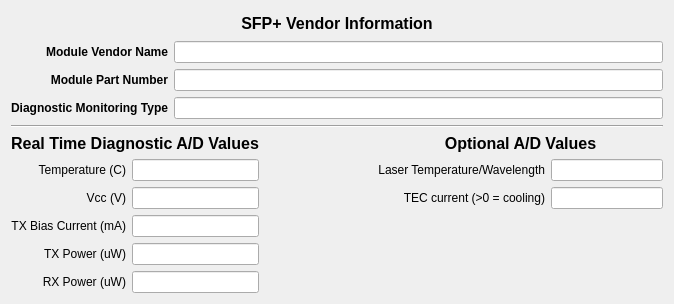
Above: src/resources/ui_files/monitor_dialog.ui from CMillions/Cloudplug-Control before the change. Below: the same form after it.
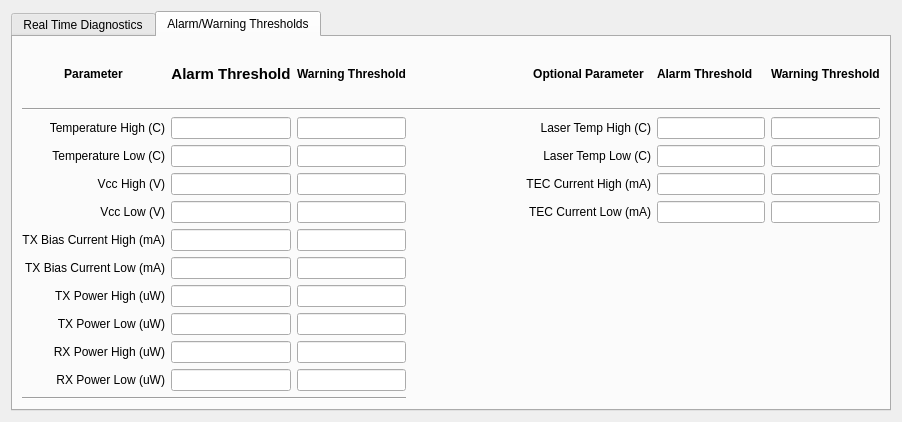
That is the form after the change. The open tabs and pages were chosen to show the change.

```diff
--- a/src/resources/ui_files/monitor_dialog.ui
+++ b/src/resources/ui_files/monitor_dialog.ui
@@ -6,8 +6,8 @@
    <rect>
     <x>0</x>
     <y>0</y>
-    <width>674</width>
-    <height>304</height>
+    <width>902</width>
+    <height>422</height>
    </rect>
   </property>
   <property name="windowTitle">
@@ -18,6 +18,16 @@
   </property>
   <layout class="QGridLayout" name="gridLayout_4">
    <item row="0" column="0">
+    <widget class="QTabWidget" name="tabWidget">
+     <property name="currentIndex">
+      <number>0</number>
+     </property>
+     <widget class="QWidget" name="tab">
+      <attribute name="title">
+       <string>Real Time Diagnostics</string>
+      </attribute>
+      <layout class="QGridLayout" name="gridLayout_6">
+       <item row="0" column="0">
     <layout class="QGridLayout" name="gridLayout_2">
      <item row="0" column="0">
       <layout class="QGridLayout" name="gridLayout_3">
@@ -137,22 +147,34 @@
            </property>
           </widget>
          </item>
-         <item row="2" column="2">
-          <spacer name="horizontalSpacer">
-           <property name="orientation">
-            <enum>Qt::Horizontal</enum>
-           </property>
-           <property name="sizeHint" stdset="0">
-            <size>
-             <width>40</width>
-             <height>20</height>
-            </size>
-           </property>
-          </spacer>
-         </item>
-         <item row="1" column="4">
+             <item row="1" column="2">
+              <widget class="QLabel" name="label_7">
+               <property name="font">
+                <font>
+                 <weight>50</weight>
+                 <bold>false</bold>
+                </font>
+               </property>
+               <property name="text">
+                <string>Laser Temperature/Wavelength</string>
+               </property>
+               <property name="alignment">
+                <set>Qt::AlignRight|Qt::AlignTrailing|Qt::AlignVCenter</set>
+               </property>
+              </widget>
+             </item>
+             <item row="1" column="3">
           <widget class="QLineEdit" name="laserTempLineEdit"/>
          </item>
+             <item row="2" column="3">
+              <widget class="QLineEdit" name="tecCurrentLineEdit"/>
+             </item>
+             <item row="2" column="1">
+              <widget class="QLineEdit" name="vccLineEdit"/>
+             </item>
+             <item row="5" column="1">
+              <widget class="QLineEdit" name="rxPowerLineEdit"/>
+             </item>
          <item row="4" column="0">
           <widget class="QLabel" name="txPowerLabel">
            <property name="font">
@@ -169,22 +191,6 @@
            </property>
           </widget>
          </item>
-         <item row="1" column="3">
-          <widget class="QLabel" name="label_7">
-           <property name="font">
-            <font>
-             <weight>50</weight>
-             <bold>false</bold>
-            </font>
-           </property>
-           <property name="text">
-            <string>Laser Temperature/Wavelength</string>
-           </property>
-           <property name="alignment">
-            <set>Qt::AlignRight|Qt::AlignTrailing|Qt::AlignVCenter</set>
-           </property>
-          </widget>
-         </item>
          <item row="3" column="0">
           <widget class="QLabel" name="txBiasCurrentLabel">
            <property name="font">
@@ -234,7 +240,7 @@
             </font>
            </property>
            <property name="text">
-            <string>Real Time Diagnostic A/D Values</string>
+                <string>Real Time Diagnostic Values</string>
            </property>
            <property name="alignment">
             <set>Qt::AlignCenter</set>
@@ -244,7 +250,33 @@
          <item row="4" column="1">
           <widget class="QLineEdit" name="txPowerLineEdit"/>
          </item>
-         <item row="0" column="3" colspan="2">
+             <item row="3" column="1">
+              <widget class="QLineEdit" name="txBiasCurrentLineEdit"/>
+             </item>
+             <item row="2" column="0">
+              <widget class="QLabel" name="vccLabel">
+               <property name="font">
+                <font>
+                 <weight>50</weight>
+                 <bold>false</bold>
+                </font>
+               </property>
+               <property name="text">
+                <string>Vcc (V)</string>
+               </property>
+               <property name="alignment">
+                <set>Qt::AlignRight|Qt::AlignTrailing|Qt::AlignVCenter</set>
+               </property>
+              </widget>
+             </item>
+             <item row="1" column="1">
+              <widget class="QLineEdit" name="temperatureLineEdit">
+               <property name="enabled">
+                <bool>true</bool>
+               </property>
+              </widget>
+             </item>
+             <item row="0" column="2" colspan="2">
           <widget class="QLabel" name="label_6">
            <property name="font">
             <font>
@@ -254,14 +286,14 @@
             </font>
            </property>
            <property name="text">
-            <string>Optional A/D Values</string>
+                <string>Optional Diagnostic Values</string>
            </property>
            <property name="alignment">
             <set>Qt::AlignCenter</set>
            </property>
           </widget>
          </item>
-         <item row="2" column="3">
+             <item row="2" column="2">
           <widget class="QLabel" name="label_8">
            <property name="font">
             <font>
@@ -277,11 +309,34 @@
            </property>
           </widget>
          </item>
-         <item row="2" column="4">
-          <widget class="QLineEdit" name="tecCurrentLineEdit"/>
-         </item>
-        </layout>
-       </item>
+            </layout>
+           </item>
+           <item row="1" column="0">
+            <widget class="QLabel" name="label">
+             <property name="font">
+              <font>
+               <weight>75</weight>
+               <bold>true</bold>
+              </font>
+             </property>
+             <property name="layoutDirection">
+              <enum>Qt::LeftToRight</enum>
+             </property>
+             <property name="text">
+              <string>Module Vendor Name</string>
+             </property>
+             <property name="alignment">
+              <set>Qt::AlignRight|Qt::AlignTrailing|Qt::AlignVCenter</set>
+             </property>
+            </widget>
+           </item>
+           <item row="2" column="1">
+            <widget class="QLineEdit" name="lineEdit_2">
+             <property name="enabled">
+              <bool>true</bool>
+             </property>
+            </widget>
+           </item>
        <item row="2" column="0">
         <widget class="QLabel" name="label_2">
          <property name="font">
@@ -298,16 +353,395 @@
          </property>
         </widget>
        </item>
-       <item row="4" column="0" colspan="2">
-        <widget class="Line" name="line">
+           <item row="0" column="0" colspan="2">
+            <widget class="QLabel" name="label_5">
+             <property name="font">
+              <font>
+               <pointsize>12</pointsize>
+               <weight>75</weight>
+               <bold>true</bold>
+              </font>
+             </property>
+             <property name="text">
+              <string>SFP+ Vendor Information</string>
+             </property>
+             <property name="alignment">
+              <set>Qt::AlignCenter</set>
+             </property>
+            </widget>
+           </item>
+           <item row="3" column="0">
+            <widget class="QLabel" name="label_3">
+             <property name="font">
+              <font>
+               <weight>75</weight>
+               <bold>true</bold>
+              </font>
+             </property>
+             <property name="text">
+              <string>Diagnostic Monitoring Type</string>
+             </property>
+             <property name="alignment">
+              <set>Qt::AlignRight|Qt::AlignTrailing|Qt::AlignVCenter</set>
+             </property>
+            </widget>
+           </item>
+          </layout>
+         </item>
+        </layout>
+       </item>
+      </layout>
+     </widget>
+     <widget class="QWidget" name="tab_2">
+      <attribute name="title">
+       <string>Alarm/Warning Thresholds</string>
+      </attribute>
+      <layout class="QGridLayout" name="gridLayout_7">
+       <item row="7" column="2">
+        <widget class="QLineEdit" name="txBiasHighWarnLineEdit"/>
+       </item>
+       <item row="8" column="2">
+        <widget class="QLineEdit" name="txBiasLowWarnLineEdit"/>
+       </item>
+       <item row="10" column="0">
+        <widget class="QLabel" name="label_18">
+         <property name="text">
+          <string>TX Power Low (uW)</string>
+         </property>
+         <property name="alignment">
+          <set>Qt::AlignRight|Qt::AlignTrailing|Qt::AlignVCenter</set>
+         </property>
+        </widget>
+       </item>
+       <item row="4" column="0">
+        <widget class="QLabel" name="label_12">
+         <property name="text">
+          <string>Temperature Low (C)</string>
+         </property>
+         <property name="alignment">
+          <set>Qt::AlignRight|Qt::AlignTrailing|Qt::AlignVCenter</set>
+         </property>
+        </widget>
+       </item>
+       <item row="5" column="1">
+        <widget class="QLineEdit" name="vccHighAlarmLineEdit"/>
+       </item>
+       <item row="0" column="6">
+        <widget class="QLabel" name="label_28">
+         <property name="font">
+          <font>
+           <weight>75</weight>
+           <bold>true</bold>
+          </font>
+         </property>
+         <property name="text">
+          <string>Warning Threshold</string>
+         </property>
+        </widget>
+       </item>
+       <item row="7" column="0">
+        <widget class="QLabel" name="label_15">
+         <property name="text">
+          <string>TX Bias Current High (mA)</string>
+         </property>
+         <property name="alignment">
+          <set>Qt::AlignRight|Qt::AlignTrailing|Qt::AlignVCenter</set>
+         </property>
+        </widget>
+       </item>
+       <item row="5" column="2">
+        <widget class="QLineEdit" name="vccHighWarnLineEdit"/>
+       </item>
+       <item row="3" column="6">
+        <widget class="QLineEdit" name="laserTempHighWarnLineEdit"/>
+       </item>
+       <item row="3" column="2">
+        <widget class="QLineEdit" name="tempHighWarnLineEdit"/>
+       </item>
+       <item row="10" column="2">
+        <widget class="QLineEdit" name="txPowerLowWarnLineEdit"/>
+       </item>
+       <item row="3" column="4">
+        <widget class="QLabel" name="label_23">
+         <property name="text">
+          <string>Laser Temp High (C)</string>
+         </property>
+         <property name="alignment">
+          <set>Qt::AlignRight|Qt::AlignTrailing|Qt::AlignVCenter</set>
+         </property>
+        </widget>
+       </item>
+       <item row="3" column="5">
+        <widget class="QLineEdit" name="laserTempHighAlarmLineEdit"/>
+       </item>
+       <item row="4" column="1">
+        <widget class="QLineEdit" name="tempLowAlarmLineEdit"/>
+       </item>
+       <item row="0" column="0">
+        <widget class="QLabel" name="label_21">
+         <property name="font">
+          <font>
+           <weight>75</weight>
+           <bold>true</bold>
+          </font>
+         </property>
+         <property name="text">
+          <string>Parameter</string>
+         </property>
+         <property name="alignment">
+          <set>Qt::AlignCenter</set>
+         </property>
+        </widget>
+       </item>
+       <item row="9" column="1">
+        <widget class="QLineEdit" name="txPowerHighAlarmLineEdit"/>
+       </item>
+       <item row="3" column="1">
+        <widget class="QLineEdit" name="tempHighAlarmLineEdit"/>
+       </item>
+       <item row="4" column="2">
+        <widget class="QLineEdit" name="tempLowWarnLineEdit"/>
+       </item>
+       <item row="12" column="2">
+        <widget class="QLineEdit" name="rxPowerLowWarnLineEdit"/>
+       </item>
+       <item row="5" column="4">
+        <widget class="QLabel" name="label_25">
+         <property name="text">
+          <string>TEC Current High (mA)</string>
+         </property>
+         <property name="alignment">
+          <set>Qt::AlignRight|Qt::AlignTrailing|Qt::AlignVCenter</set>
+         </property>
+        </widget>
+       </item>
+       <item row="4" column="5">
+        <widget class="QLineEdit" name="laserTempLowAlarmLineEdit"/>
+       </item>
+       <item row="12" column="1">
+        <widget class="QLineEdit" name="rxPowerLowAlarmLineEdit"/>
+       </item>
+       <item row="6" column="1">
+        <widget class="QLineEdit" name="vccLowAlarmLineEdit"/>
+       </item>
+       <item row="10" column="1">
+        <widget class="QLineEdit" name="txPowerLowAlarmLineEdit"/>
+       </item>
+       <item row="12" column="0">
+        <widget class="QLabel" name="label_20">
+         <property name="text">
+          <string>RX Power Low (uW)</string>
+         </property>
+         <property name="alignment">
+          <set>Qt::AlignRight|Qt::AlignTrailing|Qt::AlignVCenter</set>
+         </property>
+        </widget>
+       </item>
+       <item row="6" column="6">
+        <widget class="QLineEdit" name="tecCurrentLowWarnLineEdit"/>
+       </item>
+       <item row="6" column="5">
+        <widget class="QLineEdit" name="tecCurrentLowAlarmLineEdit"/>
+       </item>
+       <item row="0" column="1">
+        <widget class="QLabel" name="label_9">
+         <property name="font">
+          <font>
+           <pointsize>11</pointsize>
+           <weight>75</weight>
+           <bold>true</bold>
+          </font>
+         </property>
+         <property name="text">
+          <string>Alarm Threshold</string>
+         </property>
+         <property name="alignment">
+          <set>Qt::AlignCenter</set>
+         </property>
+        </widget>
+       </item>
+       <item row="4" column="6">
+        <widget class="QLineEdit" name="laserTempLowWarnLineEdit"/>
+       </item>
+       <item row="3" column="3">
+        <spacer name="horizontalSpacer_2">
          <property name="orientation">
           <enum>Qt::Horizontal</enum>
          </property>
+         <property name="sizeHint" stdset="0">
+          <size>
+           <width>40</width>
+           <height>20</height>
+          </size>
+         </property>
+        </spacer>
+       </item>
+       <item row="0" column="5">
+        <widget class="QLabel" name="label_27">
+         <property name="font">
+          <font>
+           <weight>75</weight>
+           <bold>true</bold>
+          </font>
+         </property>
+         <property name="text">
+          <string>Alarm Threshold</string>
+         </property>
         </widget>
        </item>
-      </layout>
-     </item>
-    </layout>
+       <item row="4" column="4">
+        <widget class="QLabel" name="label_24">
+         <property name="text">
+          <string>Laser Temp Low (C)</string>
+         </property>
+         <property name="alignment">
+          <set>Qt::AlignRight|Qt::AlignTrailing|Qt::AlignVCenter</set>
+         </property>
+        </widget>
+       </item>
+       <item row="6" column="2">
+        <widget class="QLineEdit" name="vccLowWarnLineEdit"/>
+       </item>
+       <item row="0" column="2">
+        <widget class="QLabel" name="label_10">
+         <property name="font">
+          <font>
+           <weight>75</weight>
+           <bold>true</bold>
+          </font>
+         </property>
+         <property name="text">
+          <string>Warning Threshold</string>
+         </property>
+         <property name="alignment">
+          <set>Qt::AlignCenter</set>
+         </property>
+        </widget>
+       </item>
+       <item row="3" column="0">
+        <widget class="QLabel" name="label_11">
+         <property name="text">
+          <string>Temperature High (C)</string>
+         </property>
+         <property name="alignment">
+          <set>Qt::AlignRight|Qt::AlignTrailing|Qt::AlignVCenter</set>
+         </property>
+        </widget>
+       </item>
+       <item row="6" column="0">
+        <widget class="QLabel" name="label_14">
+         <property name="text">
+          <string>Vcc Low (V)</string>
+         </property>
+         <property name="alignment">
+          <set>Qt::AlignRight|Qt::AlignTrailing|Qt::AlignVCenter</set>
+         </property>
+        </widget>
+       </item>
+       <item row="9" column="2">
+        <widget class="QLineEdit" name="txPowerHighWarnLineEdit"/>
+       </item>
+       <item row="0" column="4">
+        <widget class="QLabel" name="label_22">
+         <property name="font">
+          <font>
+           <weight>75</weight>
+           <bold>true</bold>
+          </font>
+         </property>
+         <property name="text">
+          <string>Optional Parameter</string>
+         </property>
+         <property name="alignment">
+          <set>Qt::AlignCenter</set>
+         </property>
+        </widget>
+       </item>
+       <item row="8" column="1">
+        <widget class="QLineEdit" name="txBiasLowAlarmLineEdit"/>
+       </item>
+       <item row="13" column="0" colspan="3">
+        <widget class="Line" name="line_2">
+         <property name="orientation">
+          <enum>Qt::Horizontal</enum>
+         </property>
+        </widget>
+       </item>
+       <item row="8" column="0">
+        <widget class="QLabel" name="label_16">
+         <property name="text">
+          <string>TX Bias Current Low (mA)</string>
+         </property>
+         <property name="alignment">
+          <set>Qt::AlignRight|Qt::AlignTrailing|Qt::AlignVCenter</set>
+         </property>
+        </widget>
+       </item>
+       <item row="11" column="2">
+        <widget class="QLineEdit" name="rxPowerHighWarnLineEdit"/>
+       </item>
+       <item row="5" column="0">
+        <widget class="QLabel" name="label_13">
+         <property name="text">
+          <string>Vcc High (V)</string>
+         </property>
+         <property name="alignment">
+          <set>Qt::AlignRight|Qt::AlignTrailing|Qt::AlignVCenter</set>
+         </property>
+        </widget>
+       </item>
+       <item row="5" column="6">
+        <widget class="QLineEdit" name="tecCurrentHighWarnLineEdit"/>
+       </item>
+       <item row="9" column="0">
+        <widget class="QLabel" name="label_17">
+         <property name="text">
+          <string>TX Power High (uW)</string>
+         </property>
+         <property name="alignment">
+          <set>Qt::AlignRight|Qt::AlignTrailing|Qt::AlignVCenter</set>
+         </property>
+        </widget>
+       </item>
+       <item row="11" column="0">
+        <widget class="QLabel" name="label_19">
+         <property name="text">
+          <string>RX Power High (uW)</string>
+         </property>
+         <property name="alignment">
+          <set>Qt::AlignRight|Qt::AlignTrailing|Qt::AlignVCenter</set>
+         </property>
+        </widget>
+       </item>
+       <item row="5" column="5">
+        <widget class="QLineEdit" name="tecCurrentHighAlarmLineEdit"/>
+       </item>
+       <item row="7" column="1">
+        <widget class="QLineEdit" name="txBiasHighAlarmLineEdit"/>
+       </item>
+       <item row="11" column="1">
+        <widget class="QLineEdit" name="rxPowerHighAlarmLineEdit"/>
+       </item>
+       <item row="6" column="4">
+        <widget class="QLabel" name="label_26">
+         <property name="text">
+          <string>TEC Current Low (mA)</string>
+         </property>
+         <property name="alignment">
+          <set>Qt::AlignRight|Qt::AlignTrailing|Qt::AlignVCenter</set>
+         </property>
+        </widget>
+       </item>
+       <item row="1" column="0" colspan="7">
+        <widget class="Line" name="line_3">
+         <property name="orientation">
+          <enum>Qt::Horizontal</enum>
+         </property>
+        </widget>
+       </item>
+      </layout>
+     </widget>
+    </widget>
    </item>
   </layout>
  </widget>
```
Left out of the diff: 98 changed lines with no effect on the pictures. Lines whose indentation alone changed are shown as unchanged.
